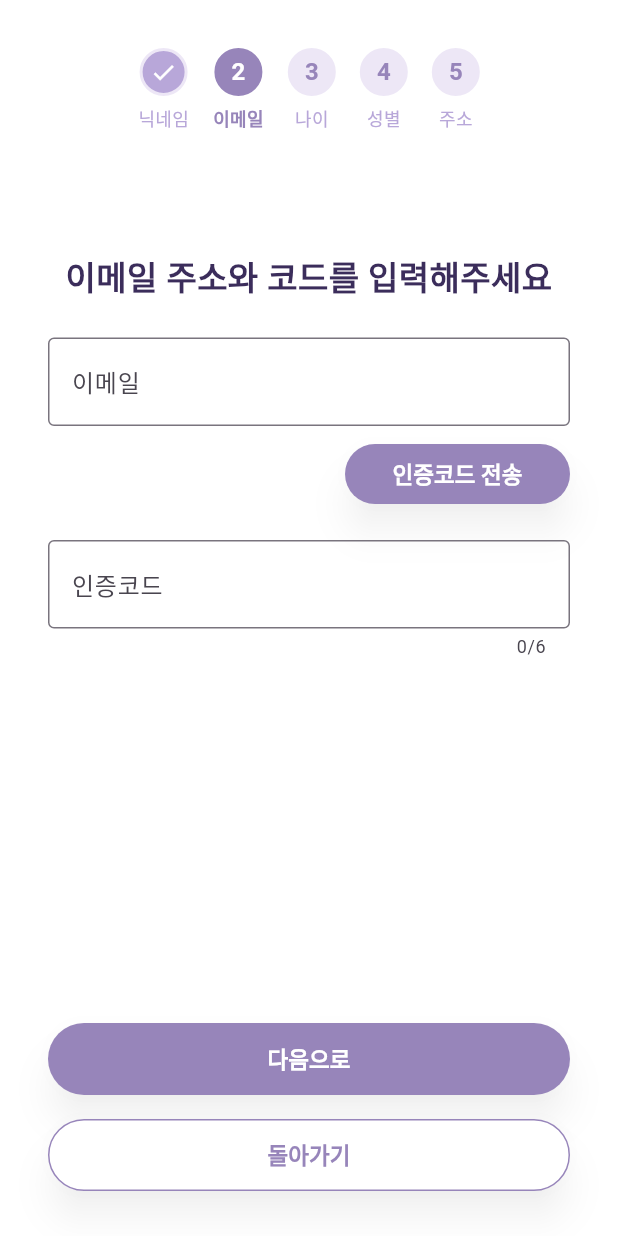
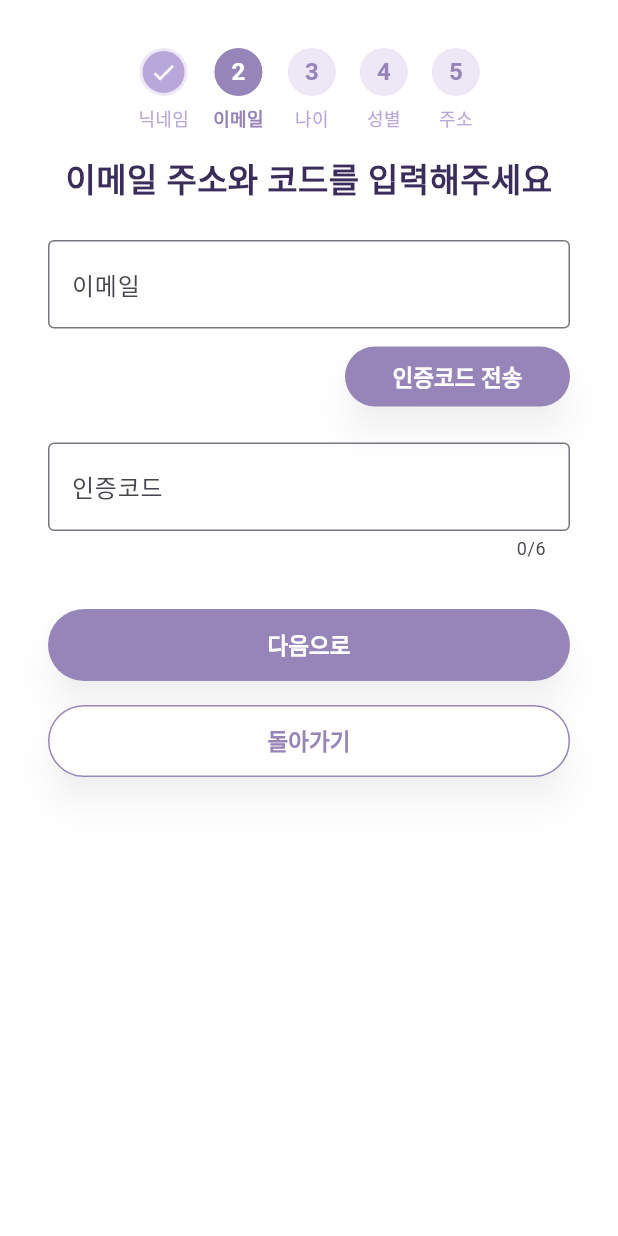
Before and after one commit to K-Hackathon-01z/eum-front, a Flutter app: the EmailSignupScreen screen opened by its route, on a phone screen of 412 x 824 dp. Run offline on Flutter 3.47's test engine with Material 3 defaults, Android fonts, the phone set to English and light mode, and no system bars; our stand-ins replace flutter_dotenv, flutter_svg, flutter_time_picker_spinner, geolocator, google_maps_flutter, image_picker and 1 more; missing offline and left inert: google_maps_flutter_android, google_maps_flutter_platform_interface; accounts and stored records are empty.

Commit message:
fix: "이메일 회원가입에서 버튼이 화면을 가리는 버그 수정"

```diff
--- a/lib/screens/user/signup/email_signup_screen.dart
+++ b/lib/screens/user/signup/email_signup_screen.dart
@@ -33,11 +33,14 @@ class _EmailSignupScreenState extends State<EmailSignupScreen> {
       body: SafeArea(
         child: Padding(
           padding: const EdgeInsets.symmetric(horizontal: 32),
+          child: SingleChildScrollView(
+            padding: EdgeInsets.only(bottom: MediaQuery.of(context).viewInsets.bottom),
             child: Column(
+              mainAxisSize: MainAxisSize.min,
               children: [
                 const SizedBox(height: 32),
                 SignupStepIndicator(currentStep: 1, totalSteps: 5, stepLabels: ['닉네임', '이메일', '나이', '성별', '주소']),
-              const Spacer(flex: 1),
+                const SizedBox(height: 16),
                 const Padding(
                   padding: EdgeInsets.only(bottom: 24),
                   child: Text(
@@ -148,7 +151,7 @@ class _EmailSignupScreenState extends State<EmailSignupScreen> {
                   keyboardType: TextInputType.number,
                   maxLength: 6,
                 ),
-              const Spacer(flex: 3),
+                const SizedBox(height: 32),
                 Padding(
                   padding: const EdgeInsets.only(bottom: 30),
                   child: Column(
@@ -228,6 +231,7 @@ class _EmailSignupScreenState extends State<EmailSignupScreen> {
             ),
           ),
         ),
+      ),
     );
   }
 }
--- a/lib/widgets/user/address_search_popup.dart
+++ b/lib/widgets/user/address_search_popup.dart
@@ -105,7 +105,9 @@ class _AddressSearchPopupV2State extends State<AddressSearchPopupV2> {
                     ),
                   if (_results.isNotEmpty)
                     SizedBox(
-                      height: 200,
+                      height: 190,
+                      child: Scrollbar(
+                        thumbVisibility: true,
                         child: ListView.builder(
                           itemCount: _results.length,
                           itemBuilder: (context, idx) {
@@ -141,6 +143,7 @@ class _AddressSearchPopupV2State extends State<AddressSearchPopupV2> {
                           },
                         ),
                       ),
+                    ),
                 ],
               ),
             ),
```
Lines whose indentation alone changed are shown as unchanged.
